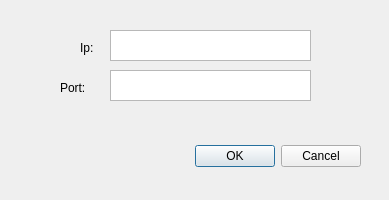
This is gui/UI Pyside/gui_config_ip_port.ui in bengiexd/clemente as Qt 5 draws it before an edit. The edited form follows.
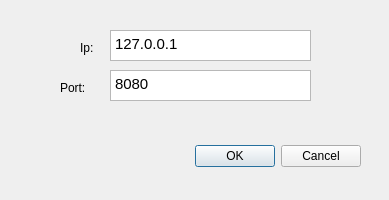
This is the edited form.

Patch:
```diff
--- a/gui/UI Pyside/gui_config_ip_port.ui
+++ b/gui/UI Pyside/gui_config_ip_port.ui
@@ -64,6 +64,13 @@
      <height>31</height>
     </rect>
    </property>
+   <property name="html">
+    <string>&lt;!DOCTYPE HTML PUBLIC &quot;-//W3C//DTD HTML 4.0//EN&quot; &quot;http://www.w3.org/TR/REC-html40/strict.dtd&quot;&gt;
+&lt;html&gt;&lt;head&gt;&lt;meta name=&quot;qrichtext&quot; content=&quot;1&quot; /&gt;&lt;style type=&quot;text/css&quot;&gt;
+p, li { white-space: pre-wrap; }
+&lt;/style&gt;&lt;/head&gt;&lt;body style=&quot; font-family:'Cantarell'; font-size:11pt; font-weight:400; font-style:normal;&quot;&gt;
+&lt;p style=&quot; margin-top:0px; margin-bottom:0px; margin-left:0px; margin-right:0px; -qt-block-indent:0; text-indent:0px;&quot;&gt;8080&lt;/p&gt;&lt;/body&gt;&lt;/html&gt;</string>
+   </property>
   </widget>
   <widget class="QTextEdit" name="text_edit_ip">
    <property name="geometry">
@@ -74,6 +81,13 @@
      <height>31</height>
     </rect>
    </property>
+   <property name="html">
+    <string>&lt;!DOCTYPE HTML PUBLIC &quot;-//W3C//DTD HTML 4.0//EN&quot; &quot;http://www.w3.org/TR/REC-html40/strict.dtd&quot;&gt;
+&lt;html&gt;&lt;head&gt;&lt;meta name=&quot;qrichtext&quot; content=&quot;1&quot; /&gt;&lt;style type=&quot;text/css&quot;&gt;
+p, li { white-space: pre-wrap; }
+&lt;/style&gt;&lt;/head&gt;&lt;body style=&quot; font-family:'Cantarell'; font-size:11pt; font-weight:400; font-style:normal;&quot;&gt;
+&lt;p style=&quot; margin-top:0px; margin-bottom:0px; margin-left:0px; margin-right:0px; -qt-block-indent:0; text-indent:0px;&quot;&gt;127.0.0.1&lt;/p&gt;&lt;/body&gt;&lt;/html&gt;</string>
+   </property>
   </widget>
  </widget>
  <resources/>
```
